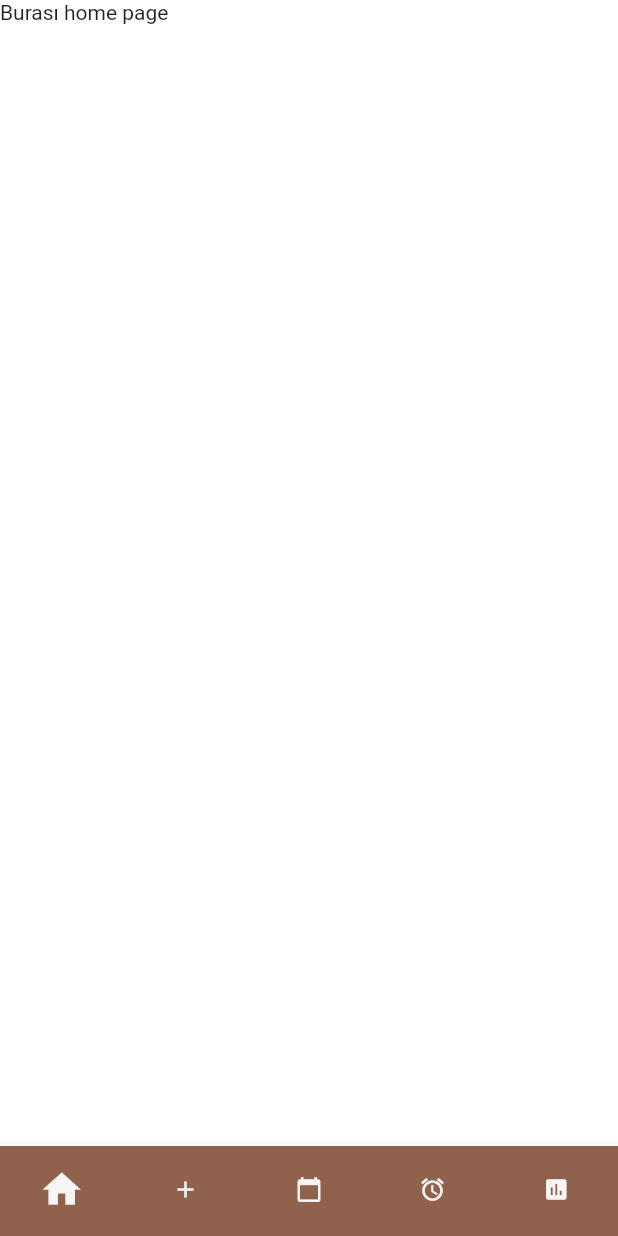
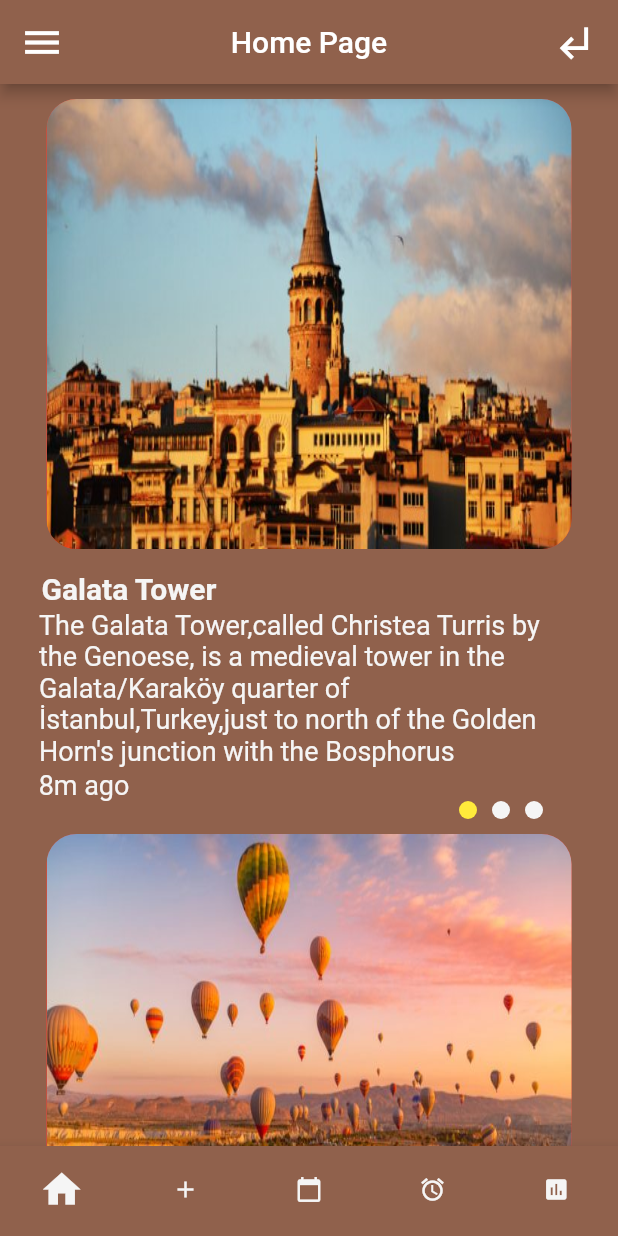
Before and after one commit to seymanurterzioglu/walker, a Flutter app: the DownChoice screen opened directly, on a phone screen of 412 x 824 dp. Run offline on Flutter 3.47's test engine with Material 2 defaults, Android fonts, the phone set to English and light mode, and no system bars.

Commit message:
Sümeyya Terzi
HomePage sayfasını oluşturdum.

```diff
--- a/lib/HomePage.dart
+++ b/lib/HomePage.dart
@@ -1,5 +1,7 @@
 import 'package:flutter/material.dart';
 import 'package:walker/constants.dart';
+import 'package:walker/yerler.dart';
+
 class HomePage extends StatefulWidget {
   @override
   _HomePageState createState() => _HomePageState();
@@ -9,8 +11,134 @@ import 'package:walker/constants.dart';
   @override
   Widget build(BuildContext context) {
     return Scaffold(
-
-      body:Text("Burası home page")
+      backgroundColor: kPrimaryColor,
+      appBar: AppBar(
+        title: Text("Home Page"),
+        centerTitle: true,
+        backgroundColor: kPrimaryColor,
+        leading: Icon(
+          Icons.menu,
+          size: 30,
+        ),
+        actions: [
+          Padding(
+            padding: const EdgeInsets.only(right: 15),
+            child: Icon(Icons.subdirectory_arrow_left, size: 30),
+          ),
+        ], //buton koymaya yarar.
+      ),
+      body: ListView.builder(
+        scrollDirection: Axis.vertical,
+        itemCount: 3,
+        itemBuilder: (_, index) {
+          return Column(
+            children: [
+              Row(
+                mainAxisAlignment: MainAxisAlignment.center,
+                children: [
+                  Padding(
+                    padding: const EdgeInsets.only(top: 10),
+                    child: Container(
+                      height: 300,
+                      width: 350,
+                      decoration: BoxDecoration(
+                        color: Colors.red,
+                        borderRadius: BorderRadius.circular(20),
+                        image: DecorationImage(
+                          fit: BoxFit.fill,
+                          image: AssetImage(
+                            yerlerListesi[index].resim,
+                          ),
+                        ),
+                      ),
+                    ),
+                  ),
+                ],
+              ),
+              SizedBox(height: 15),
+              Padding(
+                padding: const EdgeInsets.only(right: 240),
+                child: Text(
+                  yerlerListesi[index].baslik,
+                  style: TextStyle(
+                      color: white, fontWeight: FontWeight.bold, fontSize: 20),
+                ),
+              ),
+              Padding(
+                padding:
+                    const EdgeInsets.symmetric(horizontal: 26, vertical: 2),
+                child: Text(
+                  yerlerListesi[index].aciklama,
+                  style: TextStyle(color: white, fontSize: 18),
+                ),
+              ),
+              Padding(
+                padding: const EdgeInsets.only(right: 300),
+                child: Text(
+                  "8m ago",
+                  style: TextStyle(
+                      color: white,
+                      fontWeight: FontWeight.normal,
+                      fontSize: 18),
+                ),
+              ),
+              Row(
+                mainAxisAlignment: MainAxisAlignment.end,
+                children: [
+                  Container(
+                    height: 12,
+                    width: 12,
+                    decoration: BoxDecoration(
+                      color: Colors.yellow,
+                      shape: BoxShape.circle,
+                    ),
+                  ),
+                  SizedBox(width: 10),
+                  Container(
+                    height: 12,
+                    width: 12,
+                    decoration: BoxDecoration(
+                      color: white,
+                      shape: BoxShape.circle,
+                    ),
+                  ),
+                  SizedBox(width: 10),
+                  Container(
+                    height: 12,
+                    width: 12,
+                    decoration: BoxDecoration(
+                      color: white,
+                      shape: BoxShape.circle,
+                    ),
+                  ),
+                  SizedBox(width: 50),
+                ],
+              ),
+            ],
+          );
+        },
+      ),
     );
   }
 }
+
+List<Yerler> yerlerListesi = [
+  Yerler(
+    baslik: "Galata Tower",
+    aciklama:
+        "The Galata Tower,called Christea Turris by the Genoese, is a medieval tower in the Galata/Karaköy quarter of İstanbul,Turkey,just to north of the Golden Horn's junction with the Bosphorus ",
+    resim: "images/galata.jpg",
+  ),
+  Yerler(
+    baslik: "Balloons City",
+    aciklama:
+        "t’s name was probably derived from Katpatuka, land of the beautiful horses, in Hittite language. Cappadocia is generally regarded as the plains and the mountainous region of eastern central Anatolia around the upper and middle reaches of the river Kizilirmak (Red River). It was here that several ancient highways crossed and different cultures came into contact with each other. It was also the land of the Hittites.",
+    resim: "images/balon.jpg",
+  ),
+  Yerler(
+    baslik: "Anıtkabir",
+    aciklama:
+        "When Atatürk died in 1938, he was temporarily buried in Etnography Museum and it was started to search a proper memorial place and it was considered as suitable for Atatürk to be buried in a monument in the capital city of Turkey, Ankara’s Rasattepe where has a wide view and reign over the city. The project of Anıtkabir would be determined with a contest. The contest was succeeded by Emin Onat and Orhan Arda and their projects formed what Anıtkabir is today. Anıtkabir was built on an area which is 15.000 square meters and the hill’s name started to be mentioned as Anıttepe.",
+    resim: "images/anitkabir.jpeg",
+  ),
+];
--- a/lib/main.dart
+++ b/lib/main.dart
@@ -2,7 +2,8 @@ import 'package:flutter/material.dart';
 import 'package:walker/Welcome/welcome_screen.dart';
 
 // deneme
-void main() {
+void main(
+) {
   runApp(MyApp());
 }
 //deneme 2 büşra
--- a/lib/main_page.dart
+++ b/lib/main_page.dart
@@ -12,14 +12,7 @@ class _MainPageState extends State<MainPage> {
   Widget build(BuildContext context) {
     Size size=MediaQuery.of(context).size;
     return MaterialApp(
-    home: Scaffold(
-      appBar: AppBar(
-        title: Text("WALKER"),
-        backgroundColor: kPrimaryColor,
-      ),
-      backgroundColor: kPrimaryColor,
-      body: DownChoice(),
-    ),
+    home:DownChoice(),
     );
   }
 }
--- /dev/null
+++ b/lib/yerler.dart
@@ -0,0 +1,9 @@
+class Yerler {
+  final String baslik;
+  final String aciklama;
+  final String resim;
+
+  Yerler({this.baslik, this.aciklama, this.resim});
+
+
+}
```
Also changed, not shown: images/anitkabir.jpeg (added), images/balon.jpg (added), images/galata.jpg (added). Lines whose indentation alone changed are shown as unchanged.
